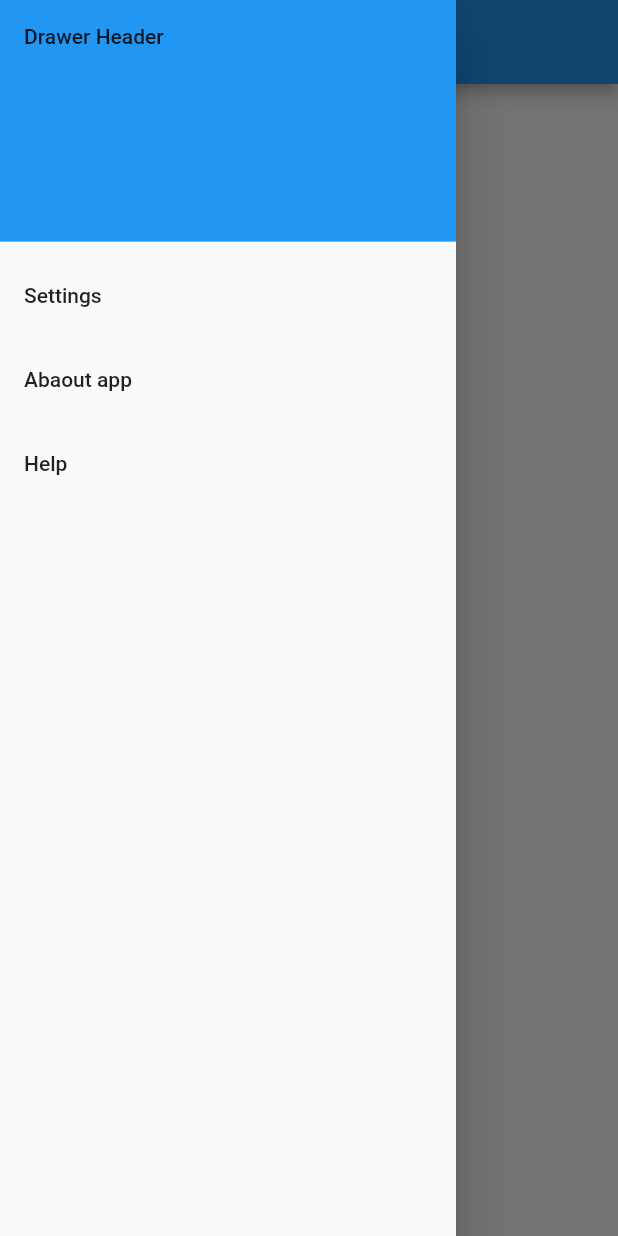
After one commit to Aloinarq/fingerprin_voting_app, a Flutter app: the Sidebar screen opened directly, with the side drawer open, on a phone screen of 412 x 824 dp. The commit adds this screen. Run offline on Flutter 3.47's test engine with Material 2 defaults, Android fonts, the phone set to English and light mode, and no system bars; our stand-ins replace cloud_firestore, firebase_auth, firebase_core, local_auth; accounts and stored records are empty.

Commit message:
#register-login-home: Implemented sidebar, and a class for checking internet connection (and other services in the future)

```diff
--- a/lib/services/database.dart
+++ b/lib/services/database.dart
@@ -5,6 +5,7 @@ class Firestore {
   final FirebaseFirestore fireStore = FirebaseFirestore.instance;
 
   CollectionReference users = FirebaseFirestore.instance.collection('users');
+  CollectionReference candidates = FirebaseFirestore.instance.collection('candidates');
 
   Future<void> addUser(String fullName, String address, String cnp) async {
     return users.add({
@@ -14,4 +15,8 @@ class Firestore {
     }).then((value) => print("User added"))
       .catchError((onError) => print(onError.toString()));
   }
+
+  Future<void> getUsers() async {
+
+  }
 }
--- /dev/null
+++ b/lib/widgets/sidebar.dart
@@ -0,0 +1,48 @@
+import 'package:flutter/material.dart';
+
+class Sidebar extends StatelessWidget {
+  const Sidebar({Key? key, required this.title, required this.body}) : super(key: key);
+  final String title;
+  final Widget? body;
+  @override
+  Widget build(BuildContext context) {
+    return Scaffold(
+      appBar: AppBar(
+        title: Text(title),
+      ),
+      body: body,
+      drawer: Drawer(
+        child: ListView(
+          // Important: Remove any padding from the ListView.
+          padding: EdgeInsets.zero,
+          children: [
+            const DrawerHeader(
+              decoration: BoxDecoration(
+                color: Colors.blue,
+              ),
+              child: Text('Drawer Header'),
+            ),
+            ListTile(
+              title: const Text('Settings'),
+              onTap: () {
+                Navigator.pop(context);
+              },
+            ),
+            ListTile(
+              title: const Text('Abaout app'),
+              onTap: () {
+                Navigator.pop(context);
+              },
+            ),
+            ListTile(
+              title: const Text('Help'),
+              onTap: () {
+                Navigator.pop(context);
+              },
+            ),
+          ],
+        ),
+      ),
+    );
+  }
+}
```
Also changed, not shown: lib/screens/home_screen.dart (+16 -11 lines), lib/screens/login_screen.dart (+20 -8 lines), lib/screens/register_screen.dart (+24 -5 lines), lib/services/check_things.dart (added, +18 -0 lines).
